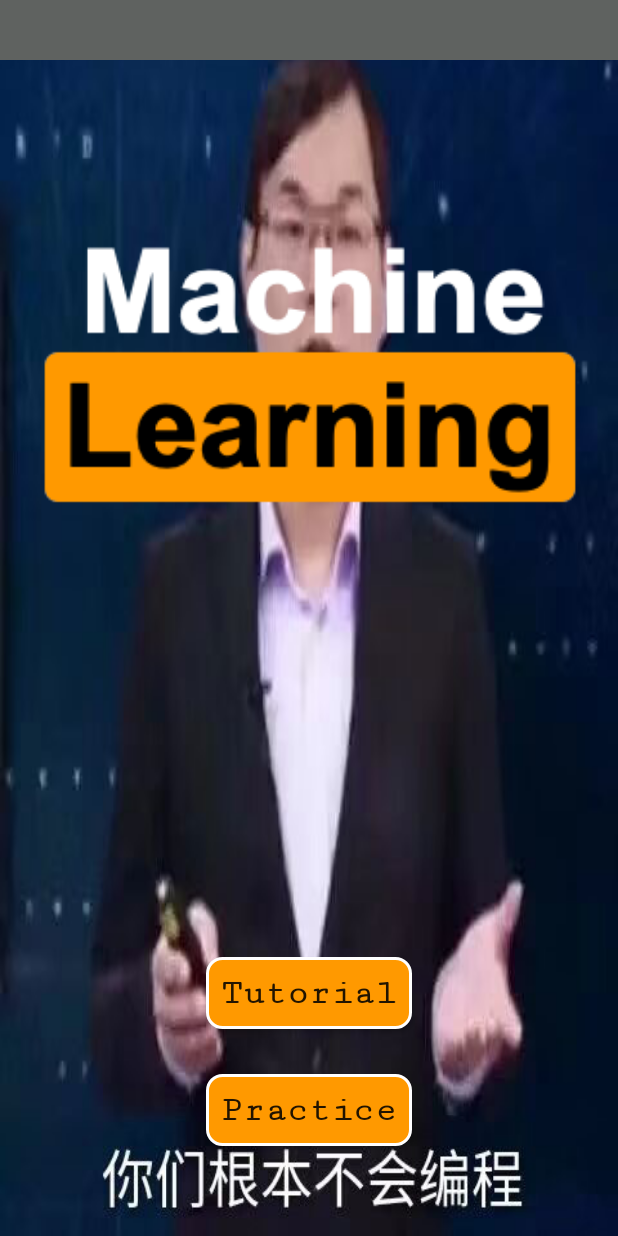
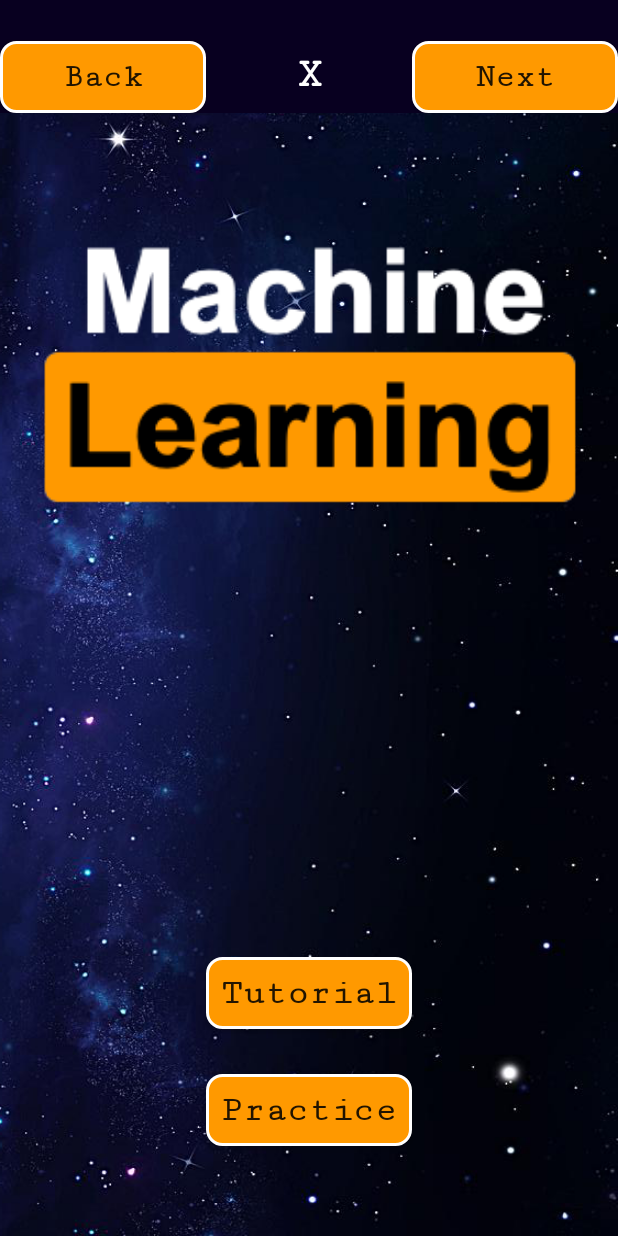
Before and after one commit to we-write-bug/MachineLearningTutorial, an Android app: the screen it shows after launch (MainActivity), on a phone screen of 412 x 824 dp. Run offline under Robolectric (Android 15) with nearby library versions, the phone set to English and light mode, and no system bars.

Commit message:
more beautiful.

```diff
--- a/app/src/main/res/layout/action_bar.xml
+++ b/app/src/main/res/layout/action_bar.xml
@@ -2,8 +2,53 @@
 <LinearLayout
     xmlns:android="http://schemas.android.com/apk/res/android"
     android:layout_width="match_parent"
-        android:layout_height="40dp"
+    android:layout_height="wrap_content"
     android:background="@drawable/test2"
-        android:backgroundTint="#5f6260"
+    android:backgroundTint="#080020"
     android:padding="0dp">
+
+    <Button
+        android:id="@+id/bar_back"
+        android:layout_width="0dp"
+        android:layout_weight="1"
+        android:layout_height="wrap_content"
+        android:layout_gravity="start|bottom"
+
+        android:padding="5dp"
+        android:background="@layout/button_shape"
+        android:text="@string/back"
+        android:fontFamily="serif-monospace"
+        android:textSize="22sp"
+        android:textStyle="bold"
+        android:textAllCaps="false"/>
+
+    <TextView
+        android:id="@+id/title"
+        android:layout_width="0dp"
+        android:layout_weight="1"
+        android:layout_height="wrap_content"
+        android:layout_gravity="center|bottom"
+        android:gravity="center"
+
+        android:text="@string/title"
+        android:fontFamily="serif-monospace"
+        android:textSize="28sp"
+        android:textStyle="bold"
+        android:textColor="#ffffff"/>
+
+    <Button
+        android:id="@+id/bar_next"
+        android:layout_width="0dp"
+        android:layout_weight="1"
+        android:layout_height="wrap_content"
+        android:layout_gravity="end|bottom"
+
+        android:padding="5dp"
+        android:background="@layout/button_shape"
+        android:text="@string/next"
+        android:fontFamily="serif-monospace"
+        android:textSize="22sp"
+        android:textStyle="bold"
+        android:textAllCaps="false"/>
+
 </LinearLayout>
--- a/app/src/main/res/layout/activity_main.xml
+++ b/app/src/main/res/layout/activity_main.xml
@@ -5,7 +5,7 @@
     android:layout_width="match_parent"
     android:layout_height="match_parent"
     tools:context=".MainActivity"
-    android:background="@drawable/test"
+    android:background="@drawable/lights"
     android:padding="0dp">
 
     <com.example.papersleep.machinelearningtutorial.not_activity.MyActionBar
--- a/app/src/main/res/values/strings.xml
+++ b/app/src/main/res/values/strings.xml
@@ -2,4 +2,7 @@
     <string name="app_name">MachineLearningTutorial</string>
     <string name="practice">Practice</string>
     <string name="tutorial">Tutorial</string>
+    <string name="back">Back</string>
+    <string name="next">Next</string>
+    <string name="title">X</string>
 </resources>
```
Also changed, not shown: app/src/main/res/drawable/lights.9.png (added), 1 other file. Lines whose indentation alone changed are shown as unchanged.
